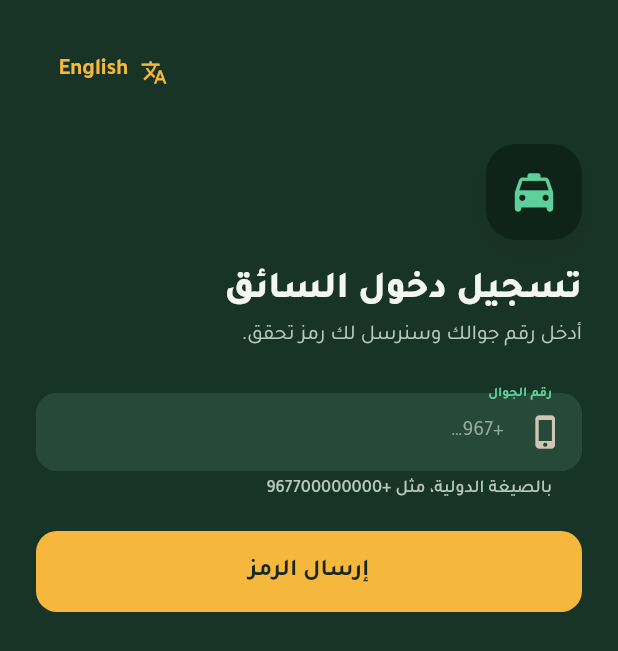
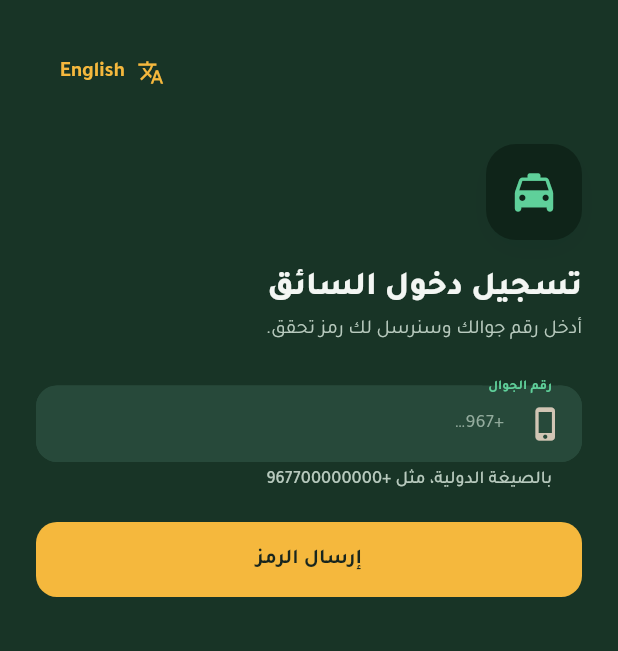
Before and after one commit to bamalliss84/rideflow, a Flutter app: the screen it shows after launch, on a phone screen of 412 x 824 dp. Shown: the top 651 px of the screen. Run offline on Flutter 3.47's test engine with Material 3 defaults, Android fonts, the phone set to English and light mode, and no system bars; our stand-ins replace dio, flutter_riverpod, flutter_secure_storage, geolocator, go_router, image_picker; generated files the repository leaves out were written again; network calls fail.

Commit message:
Driver app: start code entry, stop descriptions, smaller type, no stale location (D040, D041, D043)
A position older than two minutes no longer counts as current, so the driver sees why going online failed.

Co-Authored-By: Claude Opus 5.5 <noreply@anthropic.com>

```diff
--- a/mobile_app/driver/lib/data/models.dart
+++ b/mobile_app/driver/lib/data/models.dart
@@ -210,6 +210,8 @@ class Ride {
         pickupLandmark = _str(json['pickup_landmark']),
         dropoffLandmark = _str(json['dropoff_landmark']),
         riderNote = _str(json['rider_note']),
+        pickupNote = _str(json['pickup_note']),
+        dropoffNote = _str(json['dropoff_note']),
         currency = _str(json['currency']),
         estimateMin = _int(_map(json['estimate'])['min_minor']),
         estimateMax = _int(_map(json['estimate'])['max_minor']),
@@ -225,12 +227,13 @@ class Ride {
         selectedAt = _date(_map(json['timestamps'])['selected_at']),
         arrivedAt = _date(_map(json['timestamps'])['arrived_at']),
         noShow = json['no_show'] is Map ? _map(json['no_show']) : null,
+        startCodeRequired = json['start_code_required'] == true,
         completedAt = _date(_map(json['timestamps'])['completed_at']),
         cancellation = json['cancellation'] is Map ? _map(json['cancellation']) : null,
         cash = json['cash'] is Map ? _map(json['cash']) : null;
 
   final Json json;
-  final String id, status, viewerRole, pickupLandmark, dropoffLandmark, riderNote, currency;
+  final String id, status, viewerRole, pickupLandmark, dropoffLandmark, riderNote, pickupNote, dropoffNote, currency;
   final int version;
   final Set<String> allowedActions;
   final LatLng? pickup, dropoff;
@@ -239,6 +242,7 @@ class Ride {
   final Bid? myBid;
   final Party? rider;
   final Json? cancellation, cash, noShow;
+  final bool startCodeRequired;
 
   static const activeStatuses = {'match_pending', 'assigned', 'en_route', 'arrived', 'in_progress'};
   bool get isActiveForDriver => viewerRole == 'driver' && activeStatuses.contains(status);
--- a/mobile_app/driver/lib/design/components.dart
+++ b/mobile_app/driver/lib/design/components.dart
@@ -45,7 +45,7 @@ class RfButton extends StatelessWidget {
         SizedBox(width: 22, height: 22, child: CircularProgressIndicator(strokeWidth: 2.5, color: fg))
       else ...[
         if (icon != null) ...[Icon(icon, size: 22, color: fg), const SizedBox(width: 10)],
-        Flexible(child: Text(label, style: RfType.cta.copyWith(color: fg, fontSize: large ? 16 : 15), overflow: TextOverflow.ellipsis)),
+        Flexible(child: Text(label, style: RfType.cta.copyWith(color: fg, fontSize: large ? 14 : 13), overflow: TextOverflow.ellipsis)),
       ],
     ]);
     final button = Material(
@@ -58,7 +58,7 @@ class RfButton extends StatelessWidget {
         borderRadius: BorderRadius.circular(RfRadius.md),
         onTap: disabled ? null : onPressed,
         child: Container(
-          height: large ? 54 : 48,
+          height: large ? 50 : 44,
           padding: const EdgeInsets.symmetric(horizontal: 20),
           alignment: Alignment.center,
           child: child,
@@ -218,9 +218,9 @@ class RatingBadge extends StatelessWidget {
       child: isNew
           ? Text(newLabel, style: RfType.caption.copyWith(color: RfColors.teal, fontWeight: FontWeight.w800, fontSize: large ? 14 : 13))
           : Row(mainAxisSize: MainAxisSize.min, children: [
-              Icon(Icons.star_rounded, size: large ? 18 : 15, color: RfColors.gold),
+              Icon(Icons.star_rounded, size: large ? 16 : 14, color: RfColors.gold),
               const SizedBox(width: 4),
-              Ltr(score!.toStringAsFixed(1), style: RfType.bodyStrong.copyWith(fontSize: large ? 15 : 14)),
+              Ltr(score!.toStringAsFixed(1), style: RfType.bodyStrong.copyWith(fontSize: large ? 14 : 13)),
               const SizedBox(width: 4),
               Ltr('($count)', style: RfType.caption),
             ]),
@@ -260,7 +260,7 @@ class MetricTile extends StatelessWidget {
           Flexible(child: Text(label, style: RfType.caption.copyWith(color: onInk ? RfColors.onInkMuted : RfColors.textMuted))),
         ]),
         const SizedBox(height: 4),
-        MoneyText(value, style: RfType.number.copyWith(fontSize: 17, color: onInk ? RfColors.onInk : RfColors.text)),
+        MoneyText(value, style: RfType.number.copyWith(fontSize: 15, color: onInk ? RfColors.onInk : RfColors.text)),
       ]);
 }
 
@@ -462,7 +462,7 @@ class _CountdownRingState extends State<CountdownRing> {
       child: Stack(alignment: Alignment.center, children: [
         CustomPaint(size: Size.square(widget.size), painter: _RingPainter(frac, urgent ? RfColors.coral : RfColors.amber)),
         Column(mainAxisSize: MainAxisSize.min, children: [
-          Ltr('${r.inSeconds}', style: RfType.display.copyWith(color: RfColors.onInk, fontSize: 40)),
+          Ltr('${r.inSeconds}', style: RfType.display.copyWith(color: RfColors.onInk, fontSize: 30)),
           Text(widget.unitLabel, style: RfType.caption.copyWith(color: RfColors.onInkMuted)),
         ]),
       ]),
--- a/mobile_app/driver/lib/design/theme.dart
+++ b/mobile_app/driver/lib/design/theme.dart
@@ -21,10 +21,10 @@ ThemeData buildRideFlowTheme() {
     titleLarge: RfType.h2,
     titleMedium: RfType.h3,
     titleSmall: RfType.bodyStrong,
-    bodyLarge: RfType.body.copyWith(fontSize: 15),
+    bodyLarge: RfType.body.copyWith(fontSize: 14),
     bodyMedium: RfType.body,
     bodySmall: RfType.caption,
-    labelLarge: RfType.cta.copyWith(fontSize: 15),
+    labelLarge: RfType.cta.copyWith(fontSize: 14),
     labelMedium: RfType.label,
     labelSmall: RfType.caption,
   );
--- a/mobile_app/driver/lib/design/tokens.dart
+++ b/mobile_app/driver/lib/design/tokens.dart
@@ -66,14 +66,14 @@ abstract final class RfType {
   static const family = 'Tajawal';
   static const _base = TextStyle(fontFamily: family, color: RfColors.text, height: 1.35, letterSpacing: 0);
 
-  static final display = _base.copyWith(fontSize: 25, fontWeight: FontWeight.w800, height: 1.15);
-  static final h1 = _base.copyWith(fontSize: 20, fontWeight: FontWeight.w800, height: 1.2);
-  static final h2 = _base.copyWith(fontSize: 17, fontWeight: FontWeight.w700, height: 1.25);
-  static final h3 = _base.copyWith(fontSize: 15, fontWeight: FontWeight.w700);
-  static final body = _base.copyWith(fontSize: 14, fontWeight: FontWeight.w400);
-  static final bodyStrong = _base.copyWith(fontSize: 14, fontWeight: FontWeight.w700);
+  static final display = _base.copyWith(fontSize: 22, fontWeight: FontWeight.w800, height: 1.15);
+  static final h1 = _base.copyWith(fontSize: 17, fontWeight: FontWeight.w800, height: 1.2);
+  static final h2 = _base.copyWith(fontSize: 15, fontWeight: FontWeight.w700, height: 1.25);
+  static final h3 = _base.copyWith(fontSize: 14, fontWeight: FontWeight.w700);
+  static final body = _base.copyWith(fontSize: 13, fontWeight: FontWeight.w400);
+  static final bodyStrong = _base.copyWith(fontSize: 13, fontWeight: FontWeight.w700);
   static final label = _base.copyWith(fontSize: 12, fontWeight: FontWeight.w500, color: RfColors.textMuted);
   static final caption = _base.copyWith(fontSize: 12, fontWeight: FontWeight.w500, color: RfColors.textMuted);
-  static final cta = _base.copyWith(fontSize: 15, fontWeight: FontWeight.w700, height: 1.1);
-  static final number = _base.copyWith(fontSize: 18, fontWeight: FontWeight.w800, height: 1.1);
+  static final cta = _base.copyWith(fontSize: 14, fontWeight: FontWeight.w700, height: 1.1);
+  static final number = _base.copyWith(fontSize: 16, fontWeight: FontWeight.w800, height: 1.1);
 }
--- a/mobile_app/driver/lib/features/account/account_screen.dart
+++ b/mobile_app/driver/lib/features/account/account_screen.dart
@@ -100,6 +100,6 @@ class _Kv extends StatelessWidget {
   @override
   Widget build(BuildContext context) => Column(crossAxisAlignment: CrossAxisAlignment.start, mainAxisSize: MainAxisSize.min, children: [
         Text(label, style: const TextStyle(color: Brand.muted, fontSize: 12)),
-        Ltr(value, style: const TextStyle(fontWeight: FontWeight.w700, fontSize: 16)),
+        Ltr(value, style: const TextStyle(fontWeight: FontWeight.w700, fontSize: 14)),
       ]);
 }
--- a/mobile_app/driver/lib/features/history/history_screens.dart
+++ b/mobile_app/driver/lib/features/history/history_screens.dart
@@ -119,7 +119,7 @@ class _Metric extends StatelessWidget {
   Widget build(BuildContext context) => Column(crossAxisAlignment: CrossAxisAlignment.start, children: [
         Text(label, style: const TextStyle(color: Brand.muted, fontSize: 12)),
         const SizedBox(height: 4),
-        Ltr(value, style: const TextStyle(fontSize: 20, fontWeight: FontWeight.w700, color: Brand.navy)),
+        Ltr(value, style: const TextStyle(fontSize: 17, fontWeight: FontWeight.w700, color: Brand.navy)),
       ]);
 }
 
--- a/mobile_app/driver/lib/l10n/app_ar.arb
+++ b/mobile_app/driver/lib/l10n/app_ar.arb
@@ -204,6 +204,8 @@
   },
   "estimateNote": "تقدير إرشادي غير ملزم.",
   "pickup": "الانطلاق",
+  "pickupNoteLabel": "مكان الراكب: {note}",
+  "dropoffNoteLabel": "وصف الوجهة: {note}",
   "dropoff": "الوجهة",
   "distance": "المسافة التقريبية",
   "myOffer": "عرضك: {amount}",
@@ -251,6 +253,10 @@
   "cancelReason": "سبب الإلغاء",
   "declineReason": "سبب الاعتذار (اختياري)",
   "callRider": "اتصال",
+  "startCodeTitle": "رمز بدء الرحلة",
+  "startCodeHint": "اطلب الرمز من الراكب.",
+  "startCodeWrong": "الرمز غير صحيح. تأكد منه مع الراكب.",
+  "startCodeLocked": "محاولات كثيرة. انتظر 5 دقائق ثم حاول.",
   "tripStep": "الخطوة {step} من 4",
   "@tripStep": {
     "placeholders": {
--- a/mobile_app/driver/lib/l10n/app_en.arb
+++ b/mobile_app/driver/lib/l10n/app_en.arb
@@ -134,6 +134,8 @@
   "estimate": "Estimate: {range}",
   "estimateNote": "Indicative estimate, not binding.",
   "pickup": "Pickup",
+  "pickupNoteLabel": "Rider's spot: {note}",
+  "dropoffNoteLabel": "Destination: {note}",
   "dropoff": "Drop-off",
   "distance": "Approx. distance",
   "myOffer": "Your offer: {amount}",
@@ -167,6 +169,10 @@
   "cancelReason": "Cancellation reason",
   "declineReason": "Reason (optional)",
   "callRider": "Call",
+  "startCodeTitle": "Trip start code",
+  "startCodeHint": "Ask the rider for the code.",
+  "startCodeWrong": "Wrong code. Check it with the rider.",
+  "startCodeLocked": "Too many attempts. Wait 5 minutes and try again.",
   "tripStep": "Step {step} of 4",
   "tripOptions": "Trip options",
   "goToRider": "Head to the rider",
--- a/mobile_app/driver/lib/shared/widgets.dart
+++ b/mobile_app/driver/lib/shared/widgets.dart
@@ -18,6 +18,8 @@ String errorMessage(BuildContext context, Object error) {
     'service_unavailable' => t.errorUnavailable,
     'invalid' => t.errorValidation,
     'otp_invalid' || 'otp_expired' || 'otp_locked' => t.invalidCode,
+    'start_code_invalid' => t.startCodeWrong,
+    'start_code_locked' => t.startCodeLocked,
     _ when error.status == 403 => t.errorForbidden,
     _ when error.status == 409 => t.errorConflict,
     _ when error.status >= 500 => t.errorServer,
```
Also changed, not shown: mobile_app/driver/lib/core/location/location_service.dart (+7 -3 lines), mobile_app/driver/lib/features/confirm/confirm_screen.dart (+9 -1 lines), mobile_app/driver/lib/features/home/home_screen.dart (+5 -3 lines), mobile_app/driver/lib/features/trip/trip_screen.dart (+47 -8 lines), 3 other files.
